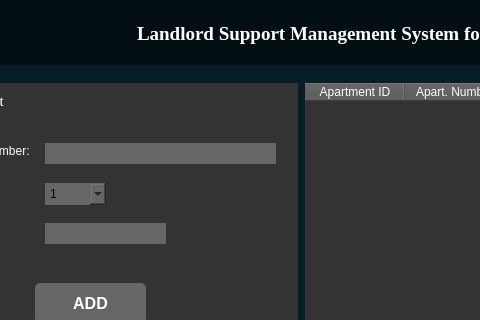
Before: the Qt Designer form interface.ui in lalalance12/Landlord-Support-Management-System, drawn with Qt 5; both pictures show x 351 to 831 and y 0 to 320 of the 1114 by 574 pixel window.
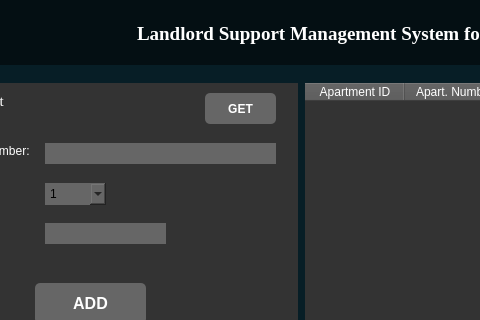
After: the same form once the commit is applied. Icons and pictures are not drawn.

Diff of the .ui file:
```diff
--- a/interface.ui
+++ b/interface.ui
@@ -1356,6 +1356,33 @@
                    <string>UPDATE</string>
                   </property>
                  </widget>
+                 <widget class="QPushButton" name="GetApartBtn">
+                  <property name="geometry">
+                   <rect>
+                    <x>320</x>
+                    <y>10</y>
+                    <width>71</width>
+                    <height>31</height>
+                   </rect>
+                  </property>
+                  <property name="font">
+                   <font>
+                    <pointsize>9</pointsize>
+                    <bold>true</bold>
+                   </font>
+                  </property>
+                  <property name="cursor">
+                   <cursorShape>PointingHandCursor</cursorShape>
+                  </property>
+                  <property name="styleSheet">
+                   <string notr="true">background-color: #666666; color: white
+;
+</string>
+                  </property>
+                  <property name="text">
+                   <string>GET</string>
+                  </property>
+                 </widget>
                 </widget>
                </item>
                <item>
```
